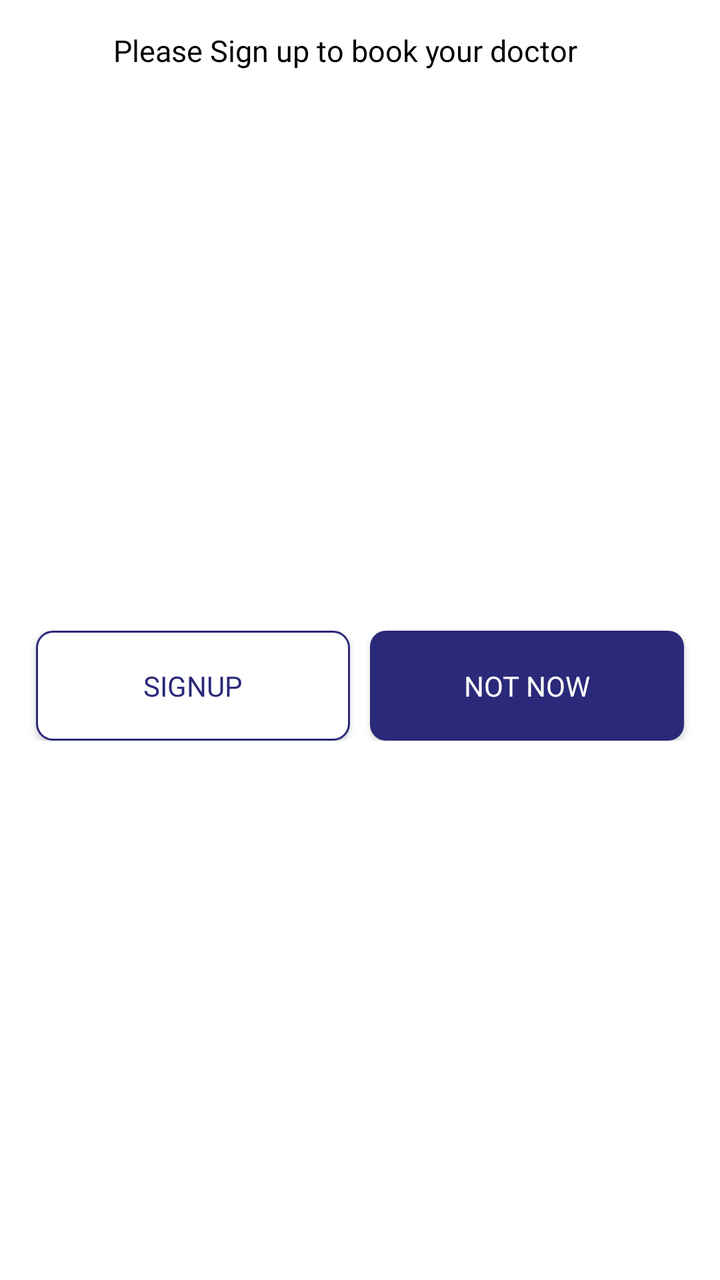
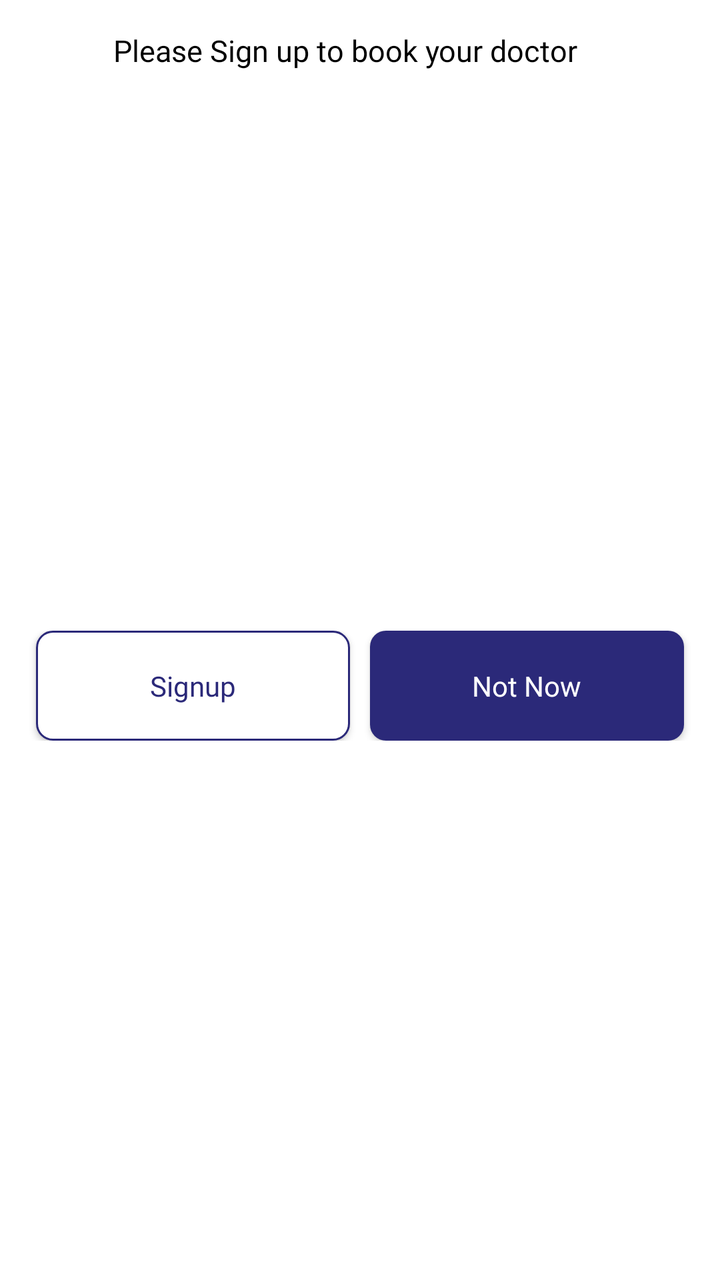

The first picture is an Android layout as it rendered before a commit; the second is the same layout after the commit. The layout source and the unified diff follow.
<!-- AndroidManifest.xml: application theme Theme.NewDesign -->
<!-- res/layout/fragment_dialog_sign_up.xml -->
<?xml version="1.0" encoding="utf-8"?>
<androidx.constraintlayout.widget.ConstraintLayout
        xmlns:android="http://schemas.android.com/apk/res/android"
                                                   android:layout_width="match_parent"
                                                   android:layout_height="wrap_content"
                                                   android:layout_marginBottom="15dp"
                                                   xmlns:app="http://schemas.android.com/apk/res-auto">

    <androidx.appcompat.widget.AppCompatTextView
            android:id="@+id/tv_SignOut"
            android:layout_width="wrap_content"
            android:layout_height="wrap_content"
            android:layout_marginTop="15dp"
            android:layout_marginEnd="15dp"
            android:fontFamily="@font/avenirltstd_black"
            android:text="@string/you_must_sign_up_to_book_your_doctor"
            android:textColor="@color/black"
            android:textSize="15sp"
            app:layout_constraintEnd_toEndOf="parent"
            app:layout_constraintStart_toStartOf="parent"
            app:layout_constraintTop_toTopOf="parent"
    />


    <androidx.constraintlayout.widget.ConstraintLayout
            android:layout_width="match_parent"
            android:layout_height="wrap_content"
            android:layout_marginTop="25dp"
            android:layout_marginBottom="15dp"
            android:padding="3dp"
            app:layout_constraintBottom_toBottomOf="parent"
            app:layout_constraintEnd_toEndOf="parent"
            app:layout_constraintStart_toStartOf="parent"
            app:layout_constraintTop_toBottomOf="@+id/tv_SignOut">

        <androidx.appcompat.widget.AppCompatButton
                android:id="@+id/btn_SignUp"
                android:layout_width="0dp"
                android:layout_height="55dp"
                android:layout_marginStart="15dp"
                android:background="@drawable/bg_signup"
                android:fontFamily="@font/avenirltstd_roman"
                android:text="@string/sign_up"
                android:textColor="@color/blue"
                android:textSize="14sp"
                app:layout_constraintBottom_toBottomOf="parent"
                app:layout_constraintEnd_toStartOf="@+id/btn_notNow"
                app:layout_constraintStart_toStartOf="parent"
                app:layout_constraintTop_toTopOf="parent" />

        <androidx.appcompat.widget.AppCompatButton
                android:id="@+id/btn_notNow"
                android:layout_width="0dp"
                android:layout_height="55dp"
                android:layout_marginStart="10dp"
                android:layout_marginEnd="15dp"
                android:background="@drawable/bg_btnnoshow"
                android:fontFamily="@font/avenirltstd_roman"
                android:text="@string/notnow"
                android:textColor="@color/white"
                android:textSize="14sp"
                app:layout_constraintBottom_toBottomOf="parent"
                app:layout_constraintEnd_toEndOf="parent"
                app:layout_constraintStart_toEndOf="@+id/btn_SignUp"
                app:layout_constraintTop_toTopOf="parent" />


    </androidx.constraintlayout.widget.ConstraintLayout>

</androidx.constraintlayout.widget.ConstraintLayout>
<!-- resources referenced by this layout -->
<resources>
  <color name="black">#FF000000</color>
  <color name="blue">#2B2979</color>
  <color name="white">#FFFFFFFF</color>
  <!-- drawable bg_btnnoshow (drawable) -->
  <?xml version="1.0" encoding="utf-8"?>
  <shape xmlns:android="http://schemas.android.com/apk/res/android"
      android:shape="rectangle"
      >
      <solid android:color="@color/blue"/>
      <corners android:radius="8dp"/>
  
  
  </shape>
  <!-- drawable bg_signup (drawable) -->
  <?xml version="1.0" encoding="utf-8"?>
  <shape xmlns:android="http://schemas.android.com/apk/res/android"
      android:shape="rectangle"
      >
      <solid android:color="@color/white"/>
      <corners android:radius="8dp"/>
      <stroke android:width="1dp" android:color="@color/blue"/>
  
  
  </shape>
  <string name="notnow">Not Now</string>
  <string name="sign_up">Signup</string>
  <string name="you_must_sign_up_to_book_your_doctor">Please Sign up to book your doctor</string>
  <style name="Theme.NewDesign" parent="Theme.MaterialComponents.Light.NoActionBar">
          
          <item name="colorPrimary">@color/purple_500</item>
          <item name="colorPrimaryVariant">@color/purple_700</item>
          <item name="colorOnPrimary">@color/white</item>
          
          <item name="colorSecondary">#0639BA</item>
          <item name="colorSecondaryVariant">@color/teal_700</item>
          <item name="colorOnSecondary">@color/black</item>
          
          <item name="android:statusBarColor">?attr/colorPrimaryVariant</item>
          
      </style>
  <color name="purple_500">#AEB3BE</color>
  <color name="purple_700">#FF3700B3</color>
  <color name="teal_700">#FF018786</color>
</resources>

<!-- the commit's change to res/layout/fragment_dialog_sign_up.xml (unified diff, before → after) -->
@@ -43,6 +43,7 @@
                 android:text="@string/sign_up"
                 android:textColor="@color/blue"
                 android:textSize="14sp"
+                android:textAllCaps="false"
                 app:layout_constraintBottom_toBottomOf="parent"
                 app:layout_constraintEnd_toStartOf="@+id/btn_notNow"
                 app:layout_constraintStart_toStartOf="parent"
@@ -59,6 +60,7 @@
                 android:text="@string/notnow"
                 android:textColor="@color/white"
                 android:textSize="14sp"
+                android:textAllCaps="false"
                 app:layout_constraintBottom_toBottomOf="parent"
                 app:layout_constraintEnd_toEndOf="parent"
                 app:layout_constraintStart_toEndOf="@+id/btn_SignUp"
